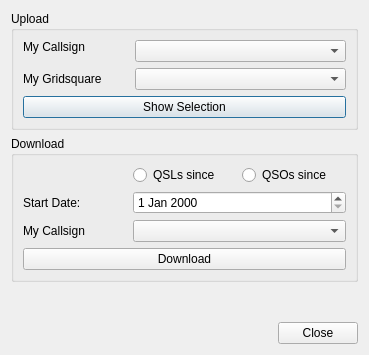
The window that ui/LotwDialog.ui (k5mcd/QLog) describes before a commit, drawn with Qt 5.
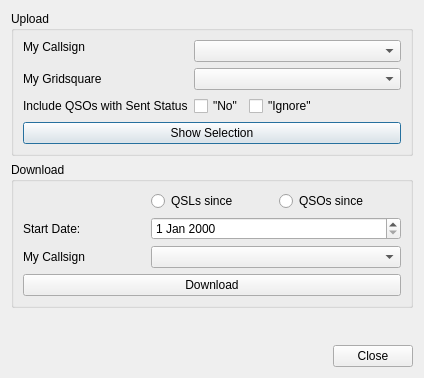
The same window after the commit.

Commit message: Fixing #176 - Posibility to upload QSO with Sent Status N, I and upload status N

Diff of the .ui file:
```diff
--- a/ui/LotwDialog.ui
+++ b/ui/LotwDialog.ui
@@ -6,8 +6,8 @@
    <rect>
     <x>0</x>
     <y>0</y>
-    <width>369</width>
-    <height>355</height>
+    <width>424</width>
+    <height>378</height>
    </rect>
   </property>
   <property name="windowTitle">
@@ -34,7 +34,7 @@
         </property>
        </widget>
       </item>
-      <item row="3" column="0" colspan="3">
+      <item row="4" column="0" colspan="3">
        <widget class="QPushButton" name="showButton">
         <property name="text">
          <string>Show Selection</string>
@@ -47,6 +47,37 @@
       <item row="2" column="1" colspan="2">
        <widget class="QComboBox" name="myGridCombo"/>
       </item>
+      <item row="3" column="0">
+       <widget class="QLabel" name="addlSentStatusLabel">
+        <property name="text">
+         <string>Include QSOs with Sent Status</string>
+        </property>
+       </widget>
+      </item>
+      <item row="3" column="1">
+       <layout class="QHBoxLayout" name="horizontalLayout">
+        <item>
+         <widget class="QCheckBox" name="addlSentStatusN">
+          <property name="toolTip">
+           <string>Under normal circumstances this status means &lt;b&gt;&quot;do not send&quot;&lt;/b&gt;.&lt;br/&gt;However, it may sometimes be wanted to ignore this setting when sending a QSL.</string>
+          </property>
+          <property name="text">
+           <string>&quot;No&quot;</string>
+          </property>
+         </widget>
+        </item>
+        <item>
+         <widget class="QCheckBox" name="addlSentStatusI">
+          <property name="toolTip">
+           <string>Under normal circumstances this status means &lt;b&gt;&quot;Ignore/Invalid&quot;&lt;/b&gt;.&lt;br/&gt;However, it may sometimes be wanted to ignore this setting when sending a QSL.</string>
+          </property>
+          <property name="text">
+           <string>&quot;Ignore&quot;</string>
+          </property>
+         </widget>
+        </item>
+       </layout>
+      </item>
      </layout>
     </widget>
    </item>
```
The commit also changes 10 other files.
